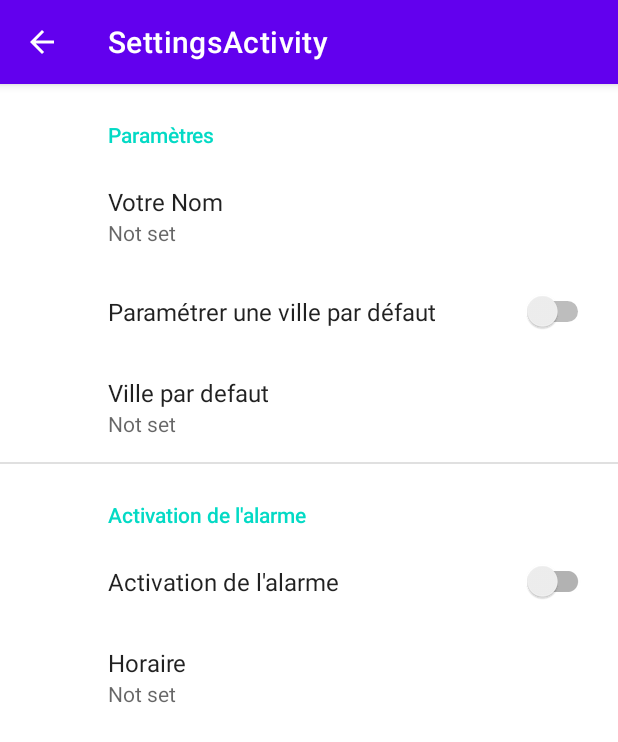
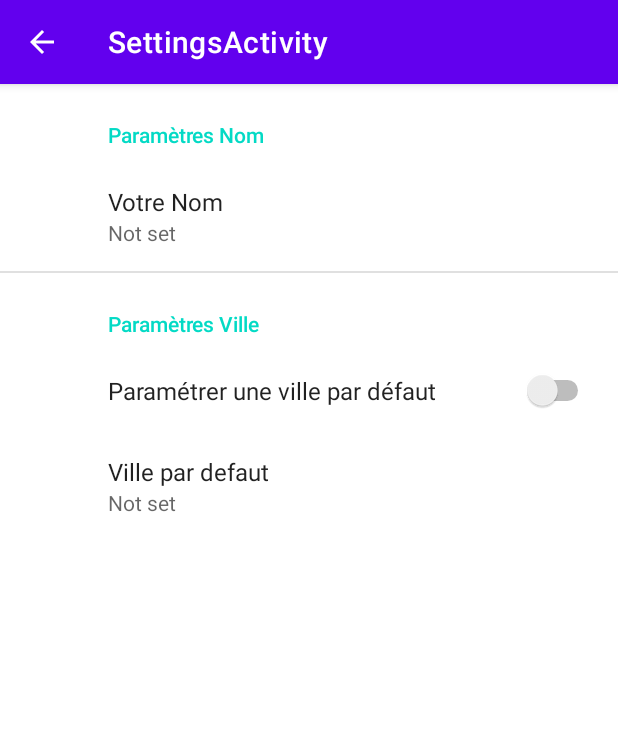
Before and after one commit to lydianeU/AppMeteo, an Android app: the screen it shows after launch (SettingsActivity), after a tap on "roue dentée", on a phone screen of 412 x 824 dp. Shown: the top 742 px of the screen. Run offline under Robolectric (Android 15) with nearby library versions, the phone set to English and light mode, and no system bars; our stand-ins replace androidx.preference; 2 other taps on this screen came first.

Commit message:
preference categories

```diff
--- a/app/src/main/java/fr/afpa/appmeteo/MainActivity.kt
+++ b/app/src/main/java/fr/afpa/appmeteo/MainActivity.kt
@@ -244,7 +244,7 @@ class MainActivity : AppCompatActivity() {
         var userName : String? = prefs.getString("signature", "no default name")
         return userName
     }
-    private fun checkIfDefaultUserName(): Boolean {
+    fun checkIfDefaultUserName(): Boolean {
         if (readUserName()?.isEmpty() == true)
             return false
         else {
--- a/app/src/main/res/values/strings.xml
+++ b/app/src/main/res/values/strings.xml
@@ -3,8 +3,8 @@
     <string name="title_activity_settings">SettingsActivity</string>
 
     <!-- Preference Titles -->
-<string name="messages_header">Paramètres</string>
-<string name="sync_header">Activation de l\'alarme</string>
+<string name="messages_header">Paramètres Nom</string>
+<string name="sync_header">Paramètres Ville</string>
 
     <!-- Messages Preferences -->
 <string name="signature_title">Votre Nom</string>
--- a/app/src/main/res/xml/root_preferences.xml
+++ b/app/src/main/res/xml/root_preferences.xml
@@ -7,6 +7,10 @@
             android:key="signature"
             android:title="@string/signature_title"
             app:useSimpleSummaryProvider="true" />
+
+    </PreferenceCategory>
+
+    <PreferenceCategory android:title="@string/sync_header">
 
         <SwitchPreference
             android:defaultValue="false"
@@ -20,19 +24,5 @@
 
     </PreferenceCategory>
 
-    <PreferenceCategory android:title="@string/sync_header">
-
-        <SwitchPreferenceCompat
-            android:key="sync"
-            android:title="@string/sync_title" />
-
-        <EditTextPreference
-            android:key="horaire"
-            android:title="Horaire"
-            app:dependency="sync"
-            app:useSimpleSummaryProvider="true" />
-
-    </PreferenceCategory>
-
 
 </PreferenceScreen>
```
Also changed, not shown: app/src/main/java/fr/afpa/appmeteo/model/AlarmHour.kt (deleted, +0 -61 lines).
